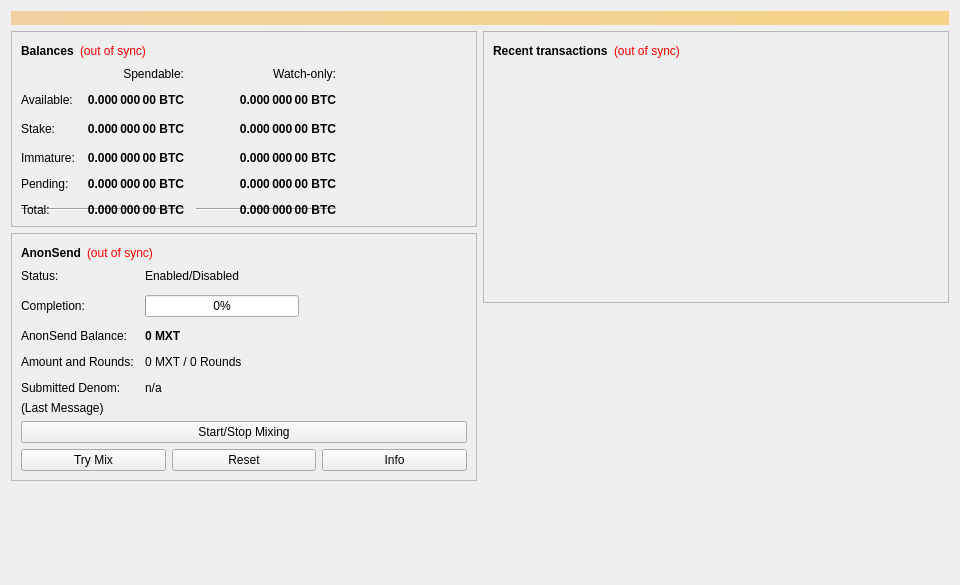
Qt form src/qt/forms/overviewpage.ui (martexcoin/martexcoin_4x) before a commit.
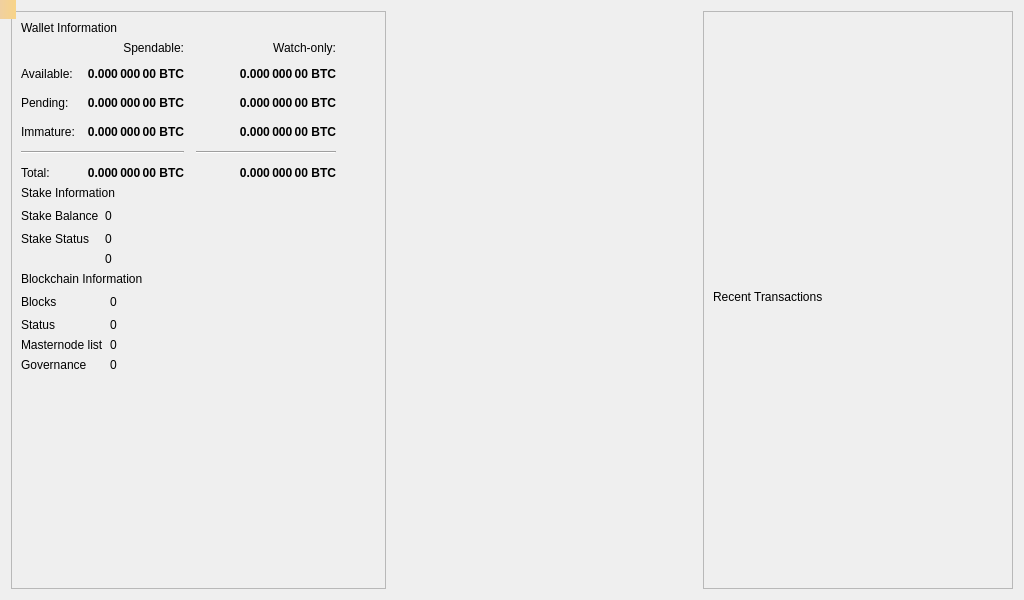
The same form after that commit.

Diff of the .ui file:
```diff
--- a/src/qt/forms/overviewpage.ui
+++ b/src/qt/forms/overviewpage.ui
@@ -6,41 +6,20 @@
    <rect>
     <x>0</x>
     <y>0</y>
-    <width>960</width>
-    <height>585</height>
+    <width>1024</width>
+    <height>600</height>
    </rect>
   </property>
   <property name="minimumSize">
    <size>
-    <width>960</width>
-    <height>0</height>
+    <width>1024</width>
+    <height>600</height>
    </size>
   </property>
   <property name="windowTitle">
    <string>Form</string>
   </property>
-  <layout class="QVBoxLayout" name="topLayout">
-   <item>
-    <widget class="QLabel" name="labelAlerts">
-     <property name="visible">
-      <bool>false</bool>
-     </property>
-     <property name="styleSheet">
-      <string notr="true">QLabel { background-color: qlineargradient(x1: 0, y1: 0, x2: 1, y2: 0, stop:0 #F0D0A0, stop:1 #F8D488); color:#000000; }</string>
-     </property>
-     <property name="wordWrap">
-      <bool>true</bool>
-     </property>
-     <property name="margin">
-      <number>3</number>
-     </property>
-     <property name="textInteractionFlags">
-      <set>Qt::TextSelectableByMouse</set>
-     </property>
-    </widget>
-   </item>
-   <item>
-    <layout class="QHBoxLayout" name="horizontalLayout" stretch="1,1">
+  <layout class="QHBoxLayout" name="horizontalLayout">
      <item>
       <layout class="QVBoxLayout" name="verticalLayout_2">
        <item>
@@ -53,49 +32,14 @@
          </property>
          <layout class="QVBoxLayout" name="verticalLayout_4">
           <item>
-           <layout class="QHBoxLayout" name="horizontalLayout_4">
+         <layout class="QVBoxLayout" name="verticalLayout_6">
             <item>
-             <widget class="QLabel" name="label_5">
-              <property name="font">
-               <font>
-                <weight>75</weight>
-                <bold>true</bold>
-               </font>
-              </property>
+           <widget class="QLabel" name="labelWalletInfo">
               <property name="text">
-               <string>Balances</string>
+             <string>Wallet Information</string>
               </property>
              </widget>
             </item>
-            <item>
-             <widget class="QLabel" name="labelWalletStatus">
-              <property name="toolTip">
-               <string>The displayed information may be out of date. Your wallet automatically synchronizes with the MarteX network after a connection is established, but this process has not completed yet.</string>
-              </property>
-              <property name="styleSheet">
-               <string notr="true">QLabel { color: red; }</string>
-              </property>
-              <property name="text">
-               <string notr="true">(out of sync)</string>
-              </property>
-              <property name="alignment">
-               <set>Qt::AlignLeading|Qt::AlignLeft|Qt::AlignVCenter</set>
-              </property>
-             </widget>
-            </item>
-            <item>
-             <spacer name="horizontalSpacer_3">
-              <property name="orientation">
-               <enum>Qt::Horizontal</enum>
-              </property>
-              <property name="sizeHint" stdset="0">
-               <size>
-                <width>40</width>
-                <height>20</height>
-               </size>
-              </property>
-             </spacer>
-            </item>
            </layout>
           </item>
           <item>
@@ -103,139 +47,49 @@
             <property name="spacing">
              <number>12</number>
             </property>
-            <item row="4" column="2">
-             <widget class="QLabel" name="labelWatchPending">
-              <property name="font">
-               <font>
-                <weight>75</weight>
-                <bold>true</bold>
-               </font>
-              </property>
-              <property name="cursor">
-               <cursorShape>IBeamCursor</cursorShape>
-              </property>
-              <property name="toolTip">
-               <string>Unconfirmed transactions to watch-only addresses</string>
-              </property>
-              <property name="text">
-               <string notr="true">0.000 000 00 BTC</string>
-              </property>
-              <property name="alignment">
-               <set>Qt::AlignRight|Qt::AlignTrailing|Qt::AlignVCenter</set>
-              </property>
-              <property name="textInteractionFlags">
-               <set>Qt::LinksAccessibleByMouse|Qt::TextSelectableByKeyboard|Qt::TextSelectableByMouse</set>
-              </property>
-             </widget>
-            </item>
-            <item row="4" column="1">
-             <widget class="QLabel" name="labelUnconfirmed">
-              <property name="font">
-               <font>
-                <weight>75</weight>
-                <bold>true</bold>
-               </font>
-              </property>
-              <property name="cursor">
-               <cursorShape>IBeamCursor</cursorShape>
-              </property>
-              <property name="toolTip">
-               <string>Total of transactions that have yet to be confirmed, and do not yet count toward the spendable balance</string>
-              </property>
-              <property name="text">
-               <string notr="true">0.000 000 00 BTC</string>
-              </property>
-              <property name="alignment">
-               <set>Qt::AlignRight|Qt::AlignTrailing|Qt::AlignVCenter</set>
-              </property>
-              <property name="textInteractionFlags">
-               <set>Qt::LinksAccessibleByMouse|Qt::TextSelectableByKeyboard|Qt::TextSelectableByMouse</set>
-              </property>
-             </widget>
-            </item>
-            <item row="2" column="2">
-             <widget class="QLabel" name="labelWatchStake">
-              <property name="font">
-               <font>
-                <weight>75</weight>
-                <bold>true</bold>
-               </font>
-              </property>
-              <property name="cursor">
-               <cursorShape>IBeamCursor</cursorShape>
-              </property>
-              <property name="toolTip">
-               <string>Unconfirmed transactions to watch-only addresses</string>
-              </property>
-              <property name="text">
-               <string notr="true">0.000 000 00 BTC</string>
-              </property>
-              <property name="alignment">
-               <set>Qt::AlignRight|Qt::AlignTrailing|Qt::AlignVCenter</set>
-              </property>
-              <property name="textInteractionFlags">
-               <set>Qt::LinksAccessibleByMouse|Qt::TextSelectableByKeyboard|Qt::TextSelectableByMouse</set>
-              </property>
-             </widget>
-            </item>
-            <item row="2" column="1">
-             <widget class="QLabel" name="labelStake">
-              <property name="font">
-               <font>
-                <weight>75</weight>
-                <bold>true</bold>
-               </font>
-              </property>
-              <property name="cursor">
-               <cursorShape>IBeamCursor</cursorShape>
-              </property>
-              <property name="toolTip">
-               <string>Total of transactions that have yet to be confirmed, and do not yet count toward the spendable balance</string>
-              </property>
-              <property name="text">
-               <string notr="true">0.000 000 00 BTC</string>
-              </property>
-              <property name="alignment">
-               <set>Qt::AlignRight|Qt::AlignTrailing|Qt::AlignVCenter</set>
-              </property>
-              <property name="textInteractionFlags">
-               <set>Qt::LinksAccessibleByMouse|Qt::TextSelectableByKeyboard|Qt::TextSelectableByMouse</set>
-              </property>
-             </widget>
-            </item>
-            <item row="3" column="2">
-             <widget class="QLabel" name="labelWatchImmature">
-              <property name="font">
-               <font>
-                <weight>75</weight>
-                <bold>true</bold>
-               </font>
-              </property>
-              <property name="cursor">
-               <cursorShape>IBeamCursor</cursorShape>
-              </property>
-              <property name="toolTip">
-               <string>Balance in watch-only addresses that has not yet matured</string>
-              </property>
-              <property name="text">
-               <string notr="true">0.000 000 00 BTC</string>
-              </property>
-              <property name="alignment">
-               <set>Qt::AlignRight|Qt::AlignTrailing|Qt::AlignVCenter</set>
-              </property>
-              <property name="textInteractionFlags">
-               <set>Qt::LinksAccessibleByMouse|Qt::TextSelectableByKeyboard|Qt::TextSelectableByMouse</set>
-              </property>
-             </widget>
-            </item>
-            <item row="5" column="0" colspan="2">
+          <item row="4" column="0" colspan="2">
              <widget class="Line" name="lineSpendableBalance">
               <property name="orientation">
                <enum>Qt::Horizontal</enum>
               </property>
              </widget>
             </item>
-            <item row="5" column="2">
+          <item row="2" column="2">
+           <widget class="QLabel" name="labelWatchPending">
+            <property name="font">
+             <font>
+              <weight>75</weight>
+              <bold>true</bold>
+             </font>
+            </property>
+            <property name="cursor">
+             <cursorShape>IBeamCursor</cursorShape>
+            </property>
+            <property name="toolTip">
+             <string>Unconfirmed transactions to watch-only addresses</string>
+            </property>
+            <property name="text">
+             <string notr="true">0.000 000 00 BTC</string>
+            </property>
+            <property name="alignment">
+             <set>Qt::AlignRight|Qt::AlignTrailing|Qt::AlignVCenter</set>
+            </property>
+            <property name="textInteractionFlags">
+             <set>Qt::LinksAccessibleByMouse|Qt::TextSelectableByKeyboard|Qt::TextSelectableByMouse</set>
+            </property>
+           </widget>
+          </item>
+          <item row="0" column="1">
+           <widget class="QLabel" name="labelSpendable">
+            <property name="text">
+             <string>Spendable:</string>
+            </property>
+            <property name="alignment">
+             <set>Qt::AlignRight|Qt::AlignTrailing|Qt::AlignVCenter</set>
+            </property>
+           </widget>
+          </item>
+          <item row="4" column="2">
              <widget class="Line" name="lineWatchBalance">
               <property name="sizePolicy">
                <sizepolicy hsizetype="Preferred" vsizetype="Fixed">
@@ -254,6 +108,56 @@
               </property>
              </widget>
             </item>
+          <item row="2" column="1">
+           <widget class="QLabel" name="labelUnconfirmed">
+            <property name="font">
+             <font>
+              <weight>75</weight>
+              <bold>true</bold>
+             </font>
+            </property>
+            <property name="cursor">
+             <cursorShape>IBeamCursor</cursorShape>
+            </property>
+            <property name="toolTip">
+             <string>Total of transactions that have yet to be confirmed, and do not yet count toward the spendable balance</string>
+            </property>
+            <property name="text">
+             <string notr="true">0.000 000 00 BTC</string>
+            </property>
+            <property name="alignment">
+             <set>Qt::AlignRight|Qt::AlignTrailing|Qt::AlignVCenter</set>
+            </property>
+            <property name="textInteractionFlags">
+             <set>Qt::LinksAccessibleByMouse|Qt::TextSelectableByKeyboard|Qt::TextSelectableByMouse</set>
+            </property>
+           </widget>
+          </item>
+          <item row="3" column="2">
+           <widget class="QLabel" name="labelWatchImmature">
+            <property name="font">
+             <font>
+              <weight>75</weight>
+              <bold>true</bold>
+             </font>
+            </property>
+            <property name="cursor">
+             <cursorShape>IBeamCursor</cursorShape>
+            </property>
+            <property name="toolTip">
+             <string>Mined balance in watch-only addresses that has not yet matured</string>
+            </property>
+            <property name="text">
+             <string notr="true">0.000 000 00 BTC</string>
+            </property>
+            <property name="alignment">
+             <set>Qt::AlignRight|Qt::AlignTrailing|Qt::AlignVCenter</set>
+            </property>
+            <property name="textInteractionFlags">
+             <set>Qt::LinksAccessibleByMouse|Qt::TextSelectableByKeyboard|Qt::TextSelectableByMouse</set>
+            </property>
+           </widget>
+          </item>
             <item row="5" column="0">
              <widget class="QLabel" name="labelTotalText">
               <property name="text">
@@ -273,7 +177,7 @@
                <cursorShape>IBeamCursor</cursorShape>
               </property>
               <property name="toolTip">
-               <string>Balance that has not yet matured</string>
+             <string>Mined balance that has not yet matured</string>
               </property>
               <property name="text">
                <string notr="true">0.000 000 00 BTC</string>
@@ -299,13 +203,6 @@
               </property>
              </spacer>
             </item>
-            <item row="2" column="0">
-             <widget class="QLabel" name="labelStakeText">
-              <property name="text">
-               <string>Stake:</string>
-              </property>
-             </widget>
-            </item>
             <item row="3" column="0">
              <widget class="QLabel" name="labelImmatureText">
               <property name="text">
@@ -373,13 +270,6 @@
               </property>
              </widget>
             </item>
-            <item row="1" column="0">
-             <widget class="QLabel" name="labelBalanceText">
-              <property name="text">
-               <string>Available:</string>
-              </property>
-             </widget>
-            </item>
             <item row="1" column="1">
              <widget class="QLabel" name="labelBalance">
               <property name="font">
@@ -430,72 +320,127 @@
               </property>
              </widget>
             </item>
-            <item row="4" column="0">
+          <item row="2" column="0">
              <widget class="QLabel" name="labelPendingText">
               <property name="text">
                <string>Pending:</string>
               </property>
              </widget>
             </item>
-            <item row="0" column="1">
-             <widget class="QLabel" name="labelSpendable">
+          <item row="1" column="0">
+           <widget class="QLabel" name="labelBalanceText">
               <property name="text">
-               <string>Spendable:</string>
-              </property>
-              <property name="alignment">
-               <set>Qt::AlignRight|Qt::AlignTrailing|Qt::AlignVCenter</set>
-              </property>
+             <string>Available:</string>
+            </property>
              </widget>
             </item>
            </layout>
           </item>
-         </layout>
-        </widget>
-       </item>
+        <item>
+         <layout class="QVBoxLayout" name="verticalLayout_5">
+          <item>
+           <widget class="QLabel" name="labelStakeInfo">
+            <property name="text">
+             <string>Stake Information</string>
+            </property>
+           </widget>
+          </item>
+         </layout>
+        </item>
        <item>
-        <widget class="QFrame" name="frameAnonSend">
-         <property name="layoutDirection">
-          <enum>Qt::LeftToRight</enum>
-         </property>
-         <property name="frameShape">
-          <enum>QFrame::StyledPanel</enum>
-         </property>
-         <property name="frameShadow">
-          <enum>QFrame::Raised</enum>
-         </property>
-         <layout class="QVBoxLayout" name="VerticalLayout_PS1">
+         <layout class="QGridLayout" name="gridLayout_2">
+          <item row="0" column="0">
+           <widget class="QLabel" name="labelStakeBalanceText">
+            <property name="text">
+             <string>Stake Balance</string>
+            </property>
+           </widget>
+          </item>
+          <item row="1" column="0">
+           <widget class="QLabel" name="labelStakeStatusText">
+            <property name="text">
+             <string>Stake Status</string>
+            </property>
+           </widget>
+          </item>
+          <item row="0" column="2">
+           <spacer name="horizontalSpacer">
+            <property name="orientation">
+             <enum>Qt::Horizontal</enum>
+            </property>
+            <property name="sizeHint" stdset="0">
+             <size>
+              <width>40</width>
+              <height>20</height>
+             </size>
+            </property>
+           </spacer>
+          </item>
+          <item row="0" column="1">
+           <widget class="QLabel" name="labelStakeBalance">
+            <property name="text">
+             <string>0</string>
+            </property>
+           </widget>
+          </item>
+          <item row="1" column="1">
+           <widget class="QLabel" name="labelStakeStatus">
+            <property name="text">
+             <string>0</string>
+            </property>
+           </widget>
+          </item>
+          <item row="2" column="1">
+           <widget class="QLabel" name="labelStakeInputs">
+            <property name="text">
+             <string>0</string>
+            </property>
+           </widget>
+          </item>
+         </layout>
+        </item>
           <item>
-           <layout class="QHBoxLayout" name="horizontalLayout_5">
+         <layout class="QVBoxLayout" name="verticalLayout_7">
             <item>
-             <widget class="QLabel" name="labelAnonSendHeader">
-              <property name="font">
-               <font>
-                <weight>75</weight>
-                <bold>true</bold>
-               </font>
-              </property>
+           <widget class="QLabel" name="labelBlockchainInfo">
               <property name="text">
-               <string>AnonSend</string>
+             <string>Blockchain Information</string>
               </property>
              </widget>
             </item>
+         </layout>
+        </item>
             <item>
-             <widget class="QLabel" name="labelAnonSendSyncStatus">
-              <property name="toolTip">
-               <string>The displayed information may be out of date. Your wallet automatically synchronizes with the MarteX network after a connection is established, but this process has not completed yet.</string>
-              </property>
-              <property name="styleSheet">
-               <string notr="true">QLabel { color: red; }</string>
-              </property>
+         <layout class="QGridLayout" name="gridLayout_3">
+          <item row="0" column="1">
+           <widget class="QLabel" name="labelBlocks">
+            <property name="text">
+             <string>0</string>
+            </property>
+           </widget>
+          </item>
+          <item row="1" column="1">
+           <widget class="QLabel" name="labelStatus">
+            <property name="text">
+             <string>0</string>
+            </property>
+           </widget>
+          </item>
+          <item row="1" column="0">
+           <widget class="QLabel" name="labelStatusText">
               <property name="text">
-               <string notr="true">(out of sync)</string>
-              </property>
-              <property name="alignment">
-               <set>Qt::AlignLeading|Qt::AlignLeft|Qt::AlignVCenter</set>
+             <string>Status</string>
+            </property>
+           </widget>
+          </item>
+          <item row="2" column="1">
+           <widget class="QLabel" name="labelMnList">
+            <property name="text">
+             <string>0</string>
               </property>
              </widget>
             </item>
-            <item>
+          <item row="0" column="2">
              <spacer name="horizontalSpacer_4">
               <property name="orientation">
                <enum>Qt::Horizontal</enum>
@@ -508,193 +453,35 @@
               </property>
              </spacer>
             </item>
-           </layout>
-          </item>
-          <item>
-           <layout class="QFormLayout" name="anonSendFormLayout">
-            <property name="fieldGrowthPolicy">
-             <enum>QFormLayout::AllNonFixedFieldsGrow</enum>
-            </property>
-            <property name="horizontalSpacing">
-             <number>11</number>
-            </property>
-            <property name="verticalSpacing">
-             <number>12</number>
-            </property>
-            <item row="0" column="0">
-             <widget class="QLabel" name="labelAnonSendEnabledText">
-              <property name="text">
-               <string>Status:</string>
-              </property>
-             </widget>
-            </item>
-            <item row="0" column="1">
-             <widget class="QLabel" name="labelAnonSendEnabled">
-              <property name="text">
-               <string>Enabled/Disabled</string>
-              </property>
-             </widget>
-            </item>
-            <item row="1" column="0">
-             <widget class="QLabel" name="labelCompletitionText">
-              <property name="text">
-               <string>Completion:</string>
-              </property>
-             </widget>
-            </item>
-            <item row="1" column="1">
-             <widget class="QProgressBar" name="anonSendProgress">
-              <property name="maximumSize">
-               <size>
-                <width>154</width>
-                <height>16777215</height>
-               </size>
-              </property>
-              <property name="value">
-               <number>0</number>
-              </property>
-             </widget>
-            </item>
             <item row="2" column="0">
-             <widget class="QLabel" name="labelAnonymizedText">
+           <widget class="QLabel" name="labelMnListText">
               <property name="text">
-               <string>AnonSend Balance:</string>
+             <string>Masternode list</string>
               </property>
              </widget>
             </item>
-            <item row="2" column="1">
-             <widget class="QLabel" name="labelAnonymized">
-              <property name="font">
-               <font>
-                <weight>75</weight>
-                <bold>true</bold>
-               </font>
-              </property>
+          <item row="0" column="0">
+           <widget class="QLabel" name="labelBlocksText">
               <property name="text">
-               <string notr="true">0 MXT</string>
+             <string>Blocks</string>
               </property>
              </widget>
             </item>
             <item row="3" column="0">
-             <widget class="QLabel" name="labelAmountAndRoundsText">
+           <widget class="QLabel" name="labelGobjectListText">
               <property name="text">
-               <string>Amount and Rounds:</string>
+             <string>Governance</string>
               </property>
              </widget>
             </item>
             <item row="3" column="1">
-             <widget class="QLabel" name="labelAmountRounds">
+           <widget class="QLabel" name="labelGobjectList">
               <property name="text">
-               <string>0 MXT / 0 Rounds</string>
+             <string>0</string>
               </property>
              </widget>
             </item>
-            <item row="4" column="0">
-             <widget class="QLabel" name="labelSubmittedDenomText">
-              <property name="text">
-               <string>Submitted Denom:</string>
-              </property>
-             </widget>
-            </item>
-            <item row="4" column="1">
-             <widget class="QLabel" name="labelSubmittedDenom">
-              <property name="toolTip">
-               <string>The denominations you submitted to the Masternode.&lt;br&gt;To mix, other users must submit the exact same denominations.</string>
-              </property>
-              <property name="text">
-               <string>n/a</string>
-              </property>
-             </widget>
-            </item>
-           </layout>
-          </item>
-          <item>
-           <layout class="QVBoxLayout" name="VerticalLayout_PS">
-            <item>
-             <widget class="QLabel" name="labelAnonSendLastMessage">
-              <property name="text">
-               <string>(Last Message)</string>
-              </property>
-              <property name="alignment">
-               <set>Qt::AlignLeading|Qt::AlignLeft|Qt::AlignTop</set>
-              </property>
-              <property name="wordWrap">
-               <bool>true</bool>
-              </property>
-             </widget>
-            </item>
-            <item>
-             <widget class="QPushButton" name="toggleAnonSend">
-              <property name="sizePolicy">
-               <sizepolicy hsizetype="MinimumExpanding" vsizetype="Fixed">
-                <horstretch>0</horstretch>
-                <verstretch>0</verstretch>
-               </sizepolicy>
-              </property>
-              <property name="text">
-               <string>Start/Stop Mixing</string>
-              </property>
-             </widget>
-            </item>
-            <item>
-             <layout class="QHBoxLayout" name="horizontalLayout_debugbuttons">
-              <item>
-               <widget class="QPushButton" name="anonSendAuto">
-                <property name="sizePolicy">
-                 <sizepolicy hsizetype="MinimumExpanding" vsizetype="Fixed">
-                  <horstretch>0</horstretch>
-                  <verstretch>0</verstretch>
-                 </sizepolicy>
-                </property>
-                <property name="toolTip">
-                 <string>Try to manually submit a AnonSend request.</string>
-                </property>
-                <property name="text">
-                 <string>Try Mix</string>
-                </property>
-               </widget>
-              </item>
-              <item>
-               <widget class="QPushButton" name="anonSendReset">
-                <property name="sizePolicy">
-                 <sizepolicy hsizetype="MinimumExpanding" vsizetype="Fixed">
-                  <horstretch>0</horstretch>
-                  <verstretch>0</verstretch>
-                 </sizepolicy>
-                </property>
-                <property name="toolTip">
-                 <string>Reset the current status of AnonSend (can interrupt AnonSend if it's in the process of Mixing, which can cost you money!)</string>
-                </property>
-                <property name="autoFillBackground">
-                 <bool>false</bool>
-                </property>
-                <property name="text">
-                 <string>Reset</string>
-                </property>
-               </widget>
-              </item>
-              <item>
-               <widget class="QPushButton" name="anonSendInfo">
-                <property name="sizePolicy">
-                 <sizepolicy hsizetype="MinimumExpanding" vsizetype="Fixed">
-                  <horstretch>0</horstretch>
-                  <verstretch>0</verstretch>
-                 </sizepolicy>
-                </property>
-                <property name="toolTip">
-                 <string>Information about AnonSend and Mixing</string>
-                </property>
-                <property name="text">
-                 <string>Info</string>
-                </property>
-               </widget>
-              </item>
-             </layout>
-            </item>
-           </layout>
-          </item>
-         </layout>
-        </widget>
+         </layout>
        </item>
        <item>
         <spacer name="verticalSpacer">
@@ -710,6 +497,22 @@
         </spacer>
        </item>
       </layout>
+      </widget>
+     </item>
+    </layout>
+   </item>
+   <item>
+    <spacer name="horizontalSpacer_3">
+     <property name="orientation">
+      <enum>Qt::Horizontal</enum>
+     </property>
+     <property name="sizeHint" stdset="0">
+      <size>
+       <width>255</width>
+       <height>20</height>
+      </size>
+     </property>
+    </spacer>
      </item>
      <item>
       <layout class="QVBoxLayout" name="verticalLayout_3">
@@ -723,51 +526,31 @@
          </property>
          <layout class="QVBoxLayout" name="verticalLayout">
           <item>
-           <layout class="QHBoxLayout" name="horizontalLayout_2">
-            <item>
-             <widget class="QLabel" name="label_4">
-              <property name="font">
-               <font>
-                <weight>75</weight>
-                <bold>true</bold>
-               </font>
-              </property>
-              <property name="text">
-               <string>Recent transactions</string>
-              </property>
-             </widget>
-            </item>
-            <item>
-             <widget class="QLabel" name="labelTransactionsStatus">
-              <property name="toolTip">
-               <string>The displayed information may be out of date. Your wallet automatically synchronizes with the MarteX network after a connection is established, but this process has not completed yet.</string>
-              </property>
-              <property name="styleSheet">
-               <string notr="true">QLabel { color: red; }</string>
-              </property>
-              <property name="text">
-               <string notr="true">(out of sync)</string>
-              </property>
-              <property name="alignment">
-               <set>Qt::AlignLeading|Qt::AlignLeft|Qt::AlignVCenter</set>
-              </property>
-             </widget>
-            </item>
-            <item>
-             <spacer name="horizontalSpacer">
+         <spacer name="verticalSpacer_3">
               <property name="orientation">
-               <enum>Qt::Horizontal</enum>
+           <enum>Qt::Vertical</enum>
               </property>
               <property name="sizeHint" stdset="0">
                <size>
-                <width>40</width>
-                <height>20</height>
+            <width>20</width>
+            <height>40</height>
                </size>
               </property>
              </spacer>
             </item>
-           </layout>
-          </item>
+        <item>
+         <layout class="QVBoxLayout" name="verticalLayout_8">
+          <item>
+           <widget class="QLabel" name="labelTransactionListTitle">
+            <property name="text">
+             <string>Recent Transactions</string>
+            </property>
+           </widget>
+          </item>
+         </layout>
+        </item>
+        <item>
+         <layout class="QHBoxLayout" name="horizontalLayout_13">
           <item>
            <widget class="QListView" name="listTransactions">
             <property name="styleSheet">
@@ -788,26 +571,38 @@
            </widget>
           </item>
          </layout>
-        </widget>
-       </item>
-       <item>
-        <spacer name="verticalSpacer_2">
-         <property name="orientation">
-          <enum>Qt::Vertical</enum>
-         </property>
-         <property name="sizeHint" stdset="0">
-          <size>
-           <width>20</width>
-           <height>40</height>
-          </size>
-         </property>
-        </spacer>
-       </item>
-      </layout>
+        </item>
+       </layout>
+      </widget>
      </item>
     </layout>
    </item>
   </layout>
+  <widget class="QLabel" name="labelAlerts">
+   <property name="geometry">
+    <rect>
+     <x>0</x>
+     <y>0</y>
+     <width>16</width>
+     <height>19</height>
+    </rect>
+   </property>
+   <property name="visible">
+    <bool>false</bool>
+   </property>
+   <property name="styleSheet">
+    <string notr="true">QLabel { background-color: qlineargradient(x1: 0, y1: 0, x2: 1, y2: 0, stop:0 #F0D0A0, stop:1 #F8D488); color:#000000; }</string>
+   </property>
+   <property name="wordWrap">
+    <bool>true</bool>
+   </property>
+   <property name="margin">
+    <number>3</number>
+   </property>
+   <property name="textInteractionFlags">
+    <set>Qt::TextSelectableByMouse</set>
+   </property>
+  </widget>
  </widget>
  <resources/>
  <connections/>
```
Lines whose indentation alone changed are shown as unchanged.
